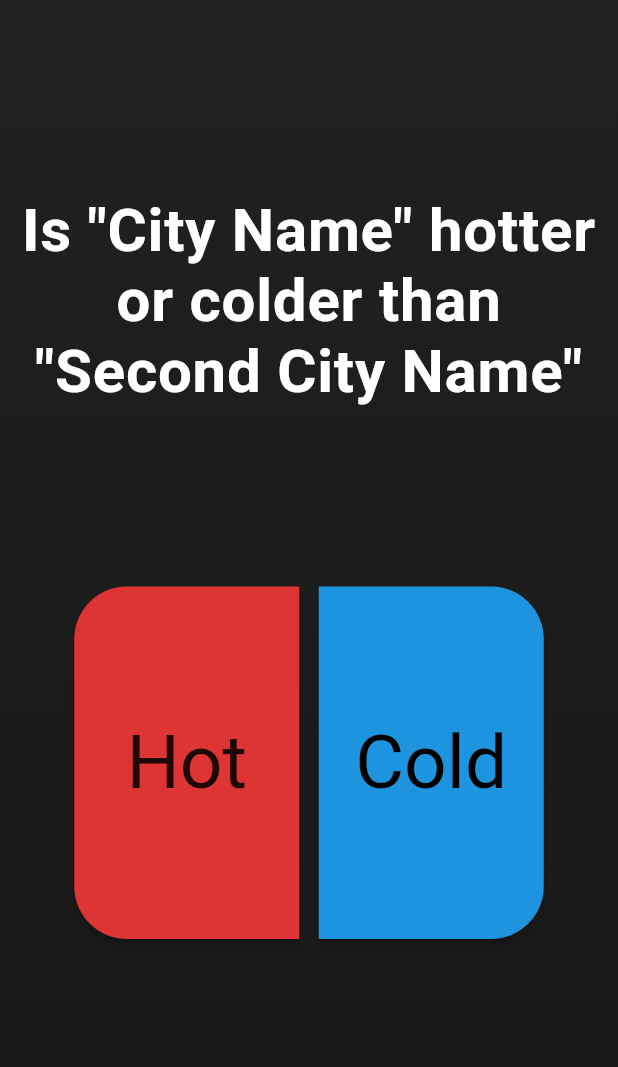
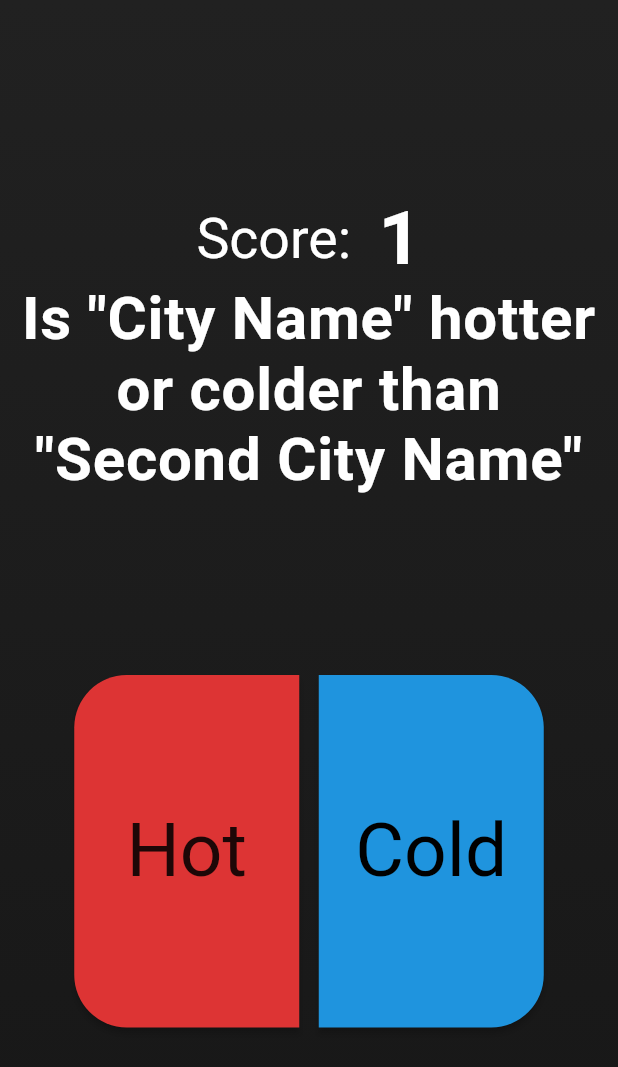
Before and after one commit to henmu/hotorcoldgame, a Flutter app: the screen it shows after launch, after a tap on "Hot", on a phone screen of 412 x 824 dp. Shown: the top 1067 px of the screen. Run offline on Flutter 3.47's test engine with Material 2 defaults, Android fonts, the phone set to English and light mode, and no system bars; Roboto replaces fonts that are missing (Roboco).

Commit message:
Adding basic functionality

```diff
--- a/lib/main.dart
+++ b/lib/main.dart
@@ -41,7 +41,6 @@ class MyApp extends StatelessWidget {
 
 class MyHomePage extends StatefulWidget {
   const MyHomePage({Key? key, required this.title}) : super(key: key);
-
   // This widget is the home page of your application. It is stateful, meaning
   // that it has a State object (defined below) that contains fields that affect
   // how it looks.
@@ -58,6 +57,20 @@ class MyHomePage extends StatefulWidget {
 }
 
 class _MyHomePageState extends State<MyHomePage> {
+  int _score = 0;
+
+  void _increaseScore() {
+    setState(() {
+      _score++;
+    });
+  }
+
+  void _resetScore() {
+    setState(() {
+      _score = 0;
+    });
+  }
+
   @override
   Widget build(BuildContext context) {
     /*
@@ -115,6 +128,28 @@ class _MyHomePageState extends State<MyHomePage> {
           child: Column(
             mainAxisSize: MainAxisSize.min,
             children: <Widget>[
+              Row(
+                mainAxisAlignment: MainAxisAlignment.center,
+                children: [
+                  const Text(
+                    'Score:  ',
+                    style: TextStyle(
+                      color: Colors.white,
+                      fontSize: 37,
+                      fontFamily: 'Roboco',
+                    ),
+                  ),
+                  Text(
+                    '$_score',
+                    style: const TextStyle(
+                      color: Colors.white,
+                      fontWeight: FontWeight.bold,
+                      fontFamily: 'Roboco',
+                      fontSize: 50,
+                    ),
+                  ),
+                ],
+              ),
               const Text(
                 'Is "City Name" hotter or colder than "Second City Name"',
                 textAlign: TextAlign.center,
@@ -144,7 +179,7 @@ class _MyHomePageState extends State<MyHomePage> {
                         ),
                       ),
                     ),
-                    onPressed: () {},
+                    onPressed: _increaseScore,
                     child: const Text(
                       'Hot',
                       textAlign: TextAlign.center,
@@ -165,7 +200,7 @@ class _MyHomePageState extends State<MyHomePage> {
                         ),
                       ),
                     ),
-                    onPressed: () {},
+                    onPressed: _resetScore,
                     child: const Text(
                       'Cold',
                       textAlign: TextAlign.center,
```
